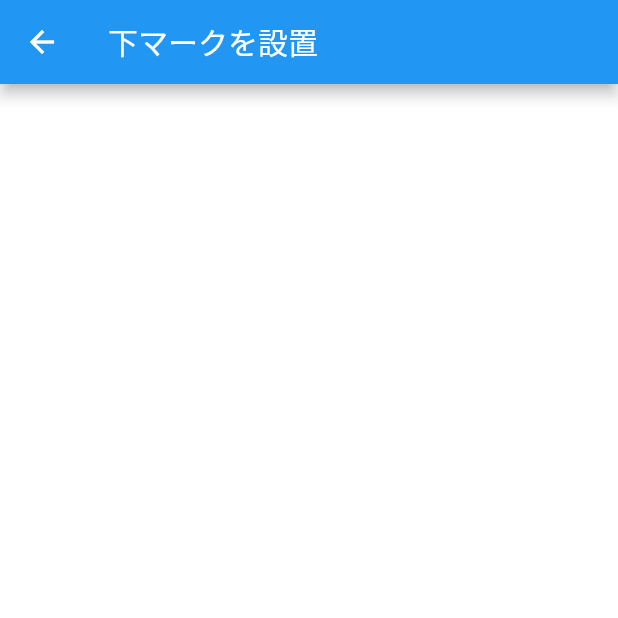
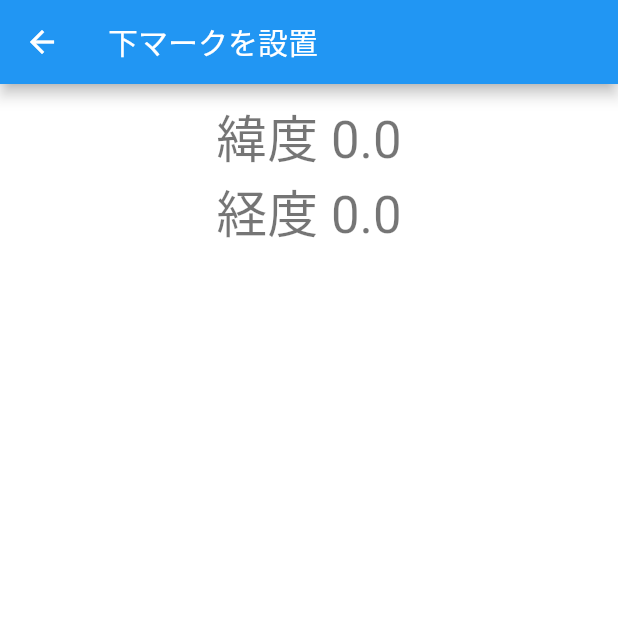
Before and after one commit to kojikokojiko/make_course, a Flutter app: the DownWind screen opened directly, on a phone screen of 412 x 824 dp, the top half of it. Run offline on Flutter 3.47's test engine with Material 2 defaults, Android fonts, the phone set to English and light mode, and no system bars; our stand-ins replace geolocator, google_maps_flutter.

Commit message:
googlemapの設定

```diff
--- a/lib/model/course_data.dart
+++ b/lib/model/course_data.dart
@@ -1,16 +1,26 @@
 import 'package:flutter/foundation.dart';
 
-
+import 'dart:math';
 class CourseData extends ChangeNotifier {
    double? _wind_direct=0;
    double? _course_length=0;
    double? _latitude=0;
    double? _longtitude=0;
+
+   // 北緯35度の時の一度ずれるごとの距離
    double mperlat=110940.5844;
-   double mperlong=91287.788;
+   double mperlong=91287.7885;
 
-   void calc(){
+   List<double> calc(){
 
+     double theta=2*pi*_wind_direct!/360;
+     double deltalat=_course_length!*cos(theta)/mperlat;
+     double deltalong=_course_length!*sin(theta/mperlong);
+
+     double nextlat=_latitude!-deltalat;
+     double nextlong=_longtitude!-deltalong;
+     List<double> idokeido=[nextlat,nextlong];
+     return idokeido;
    }
 
   void set_wind_direct(double? Windspeed){
--- a/lib/screen/downwind.dart
+++ b/lib/screen/downwind.dart
@@ -1,11 +1,20 @@
 import "package:flutter/material.dart";
 import "package:make_course/screen/firstpointpage.dart";
+import 'package:provider/provider.dart';
+import 'package:make_course/model/course_data.dart';
+import 'package:google_maps_flutter/google_maps_flutter.dart';
+
 
 
 class DownWind extends StatelessWidget {
 
   @override
   Widget build(BuildContext context) {
+
+    final CourseData data = Provider.of<CourseData>(context);
+    double _nextlat=data.calc()[0];
+    double _nextlong=data.calc()[1];
+
     return Scaffold(
       backgroundColor: Colors.white,
       appBar: AppBar(
@@ -13,11 +22,25 @@ class DownWind extends StatelessWidget {
         backgroundColor: Colors.blue,
       ),
 
-      body: Container(
-          padding: const EdgeInsets.all(10),
-          child: Center(
+      body: SafeArea(
+        child: Container(
+            padding: const EdgeInsets.all(10),
+            child: Center(
+              child: Column(
+                children: <Widget>[
+                  Text(
+                    "緯度 $_nextlat",
+                    style: Theme.of(context).textTheme.headline4,
+                  ),
+                  Text(
+                    "経度 $_nextlong",
+                    style: Theme.of(context).textTheme.headline4,
+                  ),
+                ],
+              ),
 
-      ),
-    ),);
+        ),
+    ),
+      ),);
   }
 }
--- a/pubspec.yaml
+++ b/pubspec.yaml
@@ -30,6 +30,9 @@ dependencies:
   cupertino_icons: ^1.0.2
   provider: ^6.0.2
   geolocator: ^8.2.0
+  google_maps_flutter: ^2.1.2
+
+
 dev_dependencies:
   flutter_test:
     sdk: flutter
```
Also changed, not shown: pubspec.lock, 3 other files.
